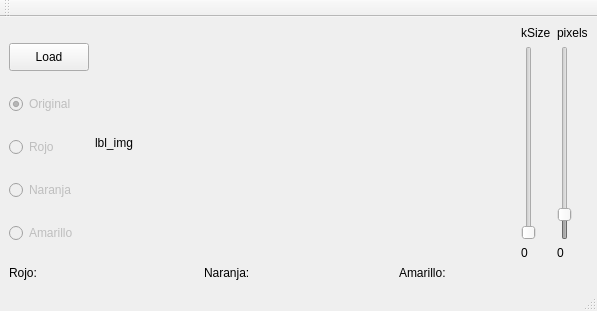
nlandau91/Procesamiento-de-Imagenes, file Actividad4/Actividad4_qt/mainwindow.ui: the form before one commit.
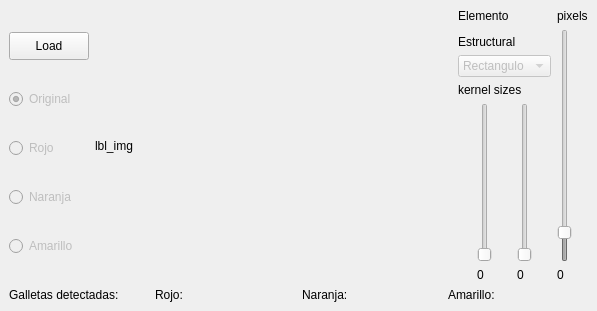
The form after the commit.

Commit message: elemento estructural

The edit to the form file:
```diff
--- a/Actividad4/Actividad4_qt/mainwindow.ui
+++ b/Actividad4/Actividad4_qt/mainwindow.ui
@@ -119,22 +119,63 @@
       </item>
       <item>
        <layout class="QVBoxLayout" name="verticalLayout_3">
+        <item>
+         <widget class="QLabel" name="lbl_elemEstr">
+          <property name="text">
+           <string>&lt;html&gt;&lt;head/&gt;&lt;body&gt;&lt;p&gt;Elemento&lt;/p&gt;&lt;p&gt;Estructural&lt;/p&gt;&lt;/body&gt;&lt;/html&gt;</string>
+          </property>
+         </widget>
+        </item>
+        <item>
+         <widget class="QComboBox" name="comboBox">
+          <property name="enabled">
+           <bool>false</bool>
+          </property>
+          <item>
+           <property name="text">
+            <string>Rectangulo</string>
+           </property>
+          </item>
+          <item>
+           <property name="text">
+            <string>Cruz</string>
+           </property>
+          </item>
+          <item>
+           <property name="text">
+            <string>Elipse</string>
+           </property>
+          </item>
+         </widget>
+        </item>
         <item>
          <widget class="QLabel" name="label_5">
           <property name="text">
-           <string>kSize</string>
+           <string>kernel sizes</string>
           </property>
          </widget>
         </item>
         <item>
-         <widget class="QSlider" name="slider_kSize">
+         <layout class="QGridLayout" name="gridLayout_3">
+          <item row="0" column="1">
+           <widget class="QSlider" name="slider_kSize2">
           <property name="enabled">
            <bool>false</bool>
           </property>
           <property name="minimum">
            <number>1</number>
           </property>
-          <property name="value">
+            <property name="orientation">
+             <enum>Qt::Vertical</enum>
+            </property>
+           </widget>
+          </item>
+          <item row="0" column="0">
+           <widget class="QSlider" name="slider_kSize1">
+            <property name="enabled">
+             <bool>false</bool>
+            </property>
+            <property name="minimum">
            <number>1</number>
           </property>
           <property name="orientation">
@@ -142,12 +183,21 @@
           </property>
          </widget>
         </item>
-        <item>
-         <widget class="QLabel" name="lbl_kSize">
+          <item row="1" column="0">
+           <widget class="QLabel" name="lbl_kSize1">
           <property name="text">
            <string>0</string>
           </property>
          </widget>
+          </item>
+          <item row="1" column="1">
+           <widget class="QLabel" name="lbl_kSize2">
+            <property name="text">
+             <string>0</string>
+            </property>
+           </widget>
+          </item>
+         </layout>
         </item>
        </layout>
       </item>
@@ -192,6 +242,13 @@
     </item>
     <item row="2" column="0">
      <layout class="QHBoxLayout" name="horizontalLayout_2">
+      <item>
+       <widget class="QLabel" name="label">
+        <property name="text">
+         <string>Galletas detectadas:</string>
+        </property>
+       </widget>
+      </item>
       <item>
        <widget class="QLabel" name="lbl_cantRojo">
         <property name="text">
@@ -217,28 +274,6 @@
     </item>
    </layout>
   </widget>
-  <widget class="QMenuBar" name="menubar">
-   <property name="geometry">
-    <rect>
-     <x>0</x>
-     <y>0</y>
-     <width>597</width>
-     <height>22</height>
-    </rect>
-   </property>
-  </widget>
-  <widget class="QStatusBar" name="statusbar"/>
-  <widget class="QToolBar" name="toolBar">
-   <property name="windowTitle">
-    <string>toolBar</string>
-   </property>
-   <attribute name="toolBarArea">
-    <enum>TopToolBarArea</enum>
-   </attribute>
-   <attribute name="toolBarBreak">
-    <bool>false</bool>
-   </attribute>
-  </widget>
  </widget>
  <resources/>
  <connections/>
```
Left out of the diff: 3 changed lines with no effect on the pictures. Lines whose indentation alone changed are shown as unchanged. The commit also changes 12 other files.
